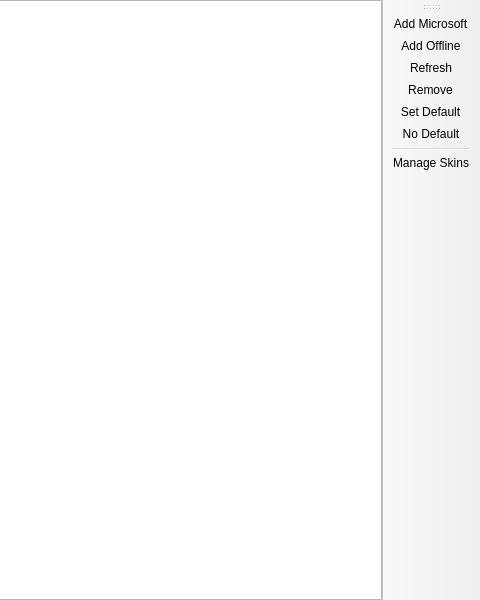
The window that launcher/ui/pages/global/AccountListPage.ui (CleanLauncher/Launcher) describes before a commit, drawn with Qt 5; both pictures show x 320 to 800 and y 0 to 600 of the 800 by 600 pixel window.
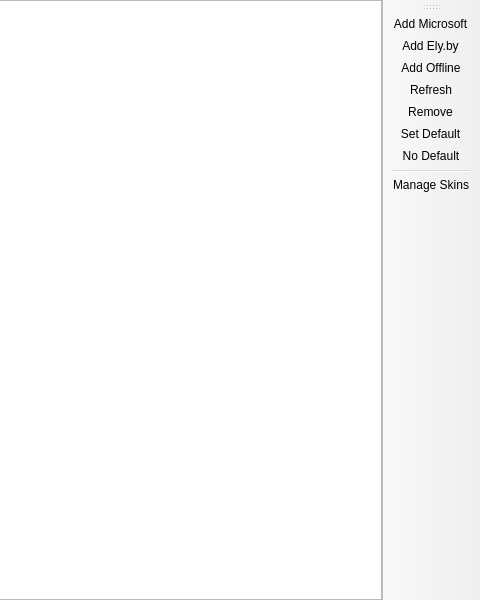
The same window after the commit. Custom widgets are drawn as their Qt base class.

What changed in the file:
```diff
--- a/launcher/ui/pages/global/AccountListPage.ui
+++ b/launcher/ui/pages/global/AccountListPage.ui
@@ -53,6 +53,7 @@
     <bool>false</bool>
    </attribute>
    <addaction name="actionAddMicrosoft"/>
+   <addaction name="actionAddEly"/>
    <addaction name="actionAddOffline"/>
    <addaction name="actionRefresh"/>
    <addaction name="actionRemove"/>
@@ -87,6 +88,11 @@
     <string>&amp;Add Microsoft</string>
    </property>
   </action>
+  <action name="actionAddEly">
+   <property name="text">
+    <string>&amp;Add Ely.by</string>
+   </property>
+  </action>
   <action name="actionAddOffline">
    <property name="text">
     <string>Add &amp;Offline</string>
```
